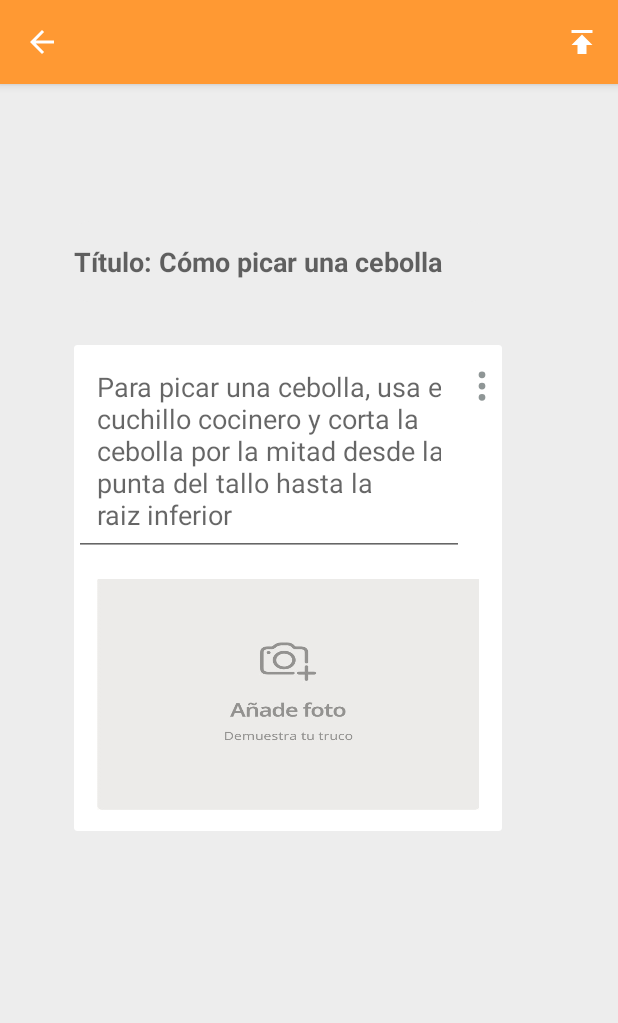
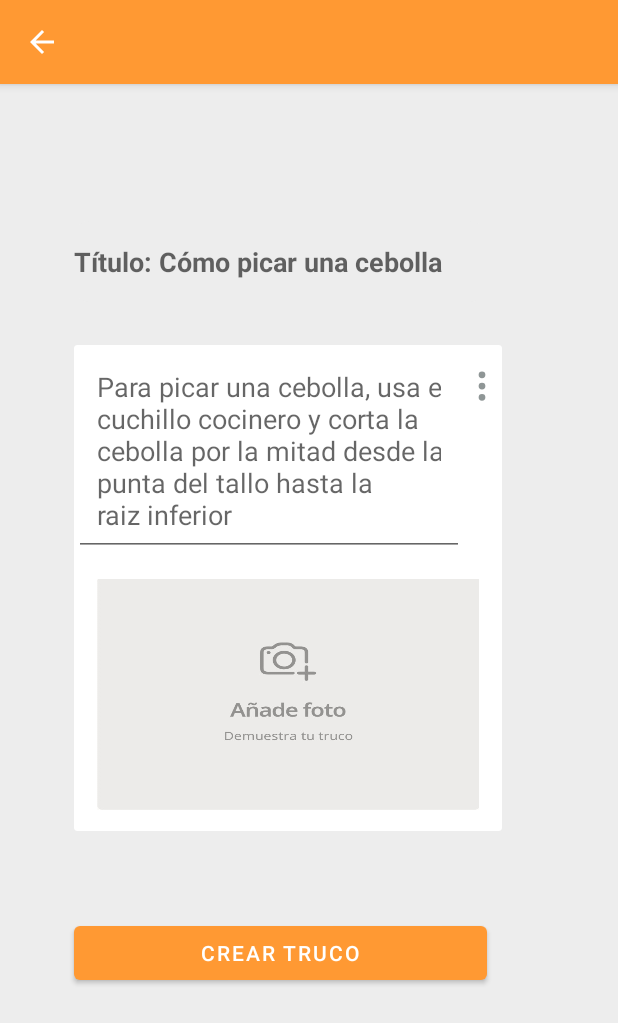
Before and after one commit to 2021-a-moviles-computacion/mov_proyecto2b_erazo_hidalgo, an Android app: the CrearTruco screen opened directly, with no data from a screen before it, on a phone screen of 412 x 824 dp. Shown: the top 1023 px of the screen. Run offline under Robolectric (Android 15) with nearby library versions, the phone set to English and light mode, and no system bars; our stand-ins replace Firebase (no records; nobody signed in at launch, a user with empty details on screens opened directly); libraries missing offline, so code that uses them is left out: com.theartofdev.edmodo; pictures from the network do not load.

Commit message:
boton crear truco

```diff
--- a/cookpad/app/src/main/java/com/ferrifrancis/cookpad/adapter/HomeRecyclerAdapter.kt
+++ b/cookpad/app/src/main/java/com/ferrifrancis/cookpad/adapter/HomeRecyclerAdapter.kt
@@ -86,12 +86,11 @@ class HomeRecyclerAdapter(
                 }
             }
                 //si todo es correcto se suma
+                    //y se muestra visualmente
                 .addOnSuccessListener {
                     contadorAplauso = contadorAplauso?.plus(1)
                     holder.chipAplauso.setText(contadorAplauso.toString())
                     holder.chipAplauso.setEnabled(false);
-                    //crear la coleccion
-                    //jalar el id del usuario
                     Log.i("transaccion", "Transaccion completada")
                 }
                 .addOnFailureListener { Log.i("transaccion", "Error") }
--- a/cookpad/app/src/main/res/layout/activity_crear_truco2.xml
+++ b/cookpad/app/src/main/res/layout/activity_crear_truco2.xml
@@ -54,11 +54,11 @@
                     android:id="@+id/et_descripcion_truco"
                     android:layout_width="260dp"
                     android:layout_height="wrap_content"
-                android:padding="15dp"
                     android:ems="10"
                     android:hint="@string/formulario_truco_descrp_truco"
                     android:inputType="textPersonName"
-                 />
+                    android:padding="15dp" />
+
                 <ImageView
                     android:id="@+id/img_three_dots_menu2_truco"
                     android:layout_width="wrap_content"
@@ -66,9 +66,9 @@
                     android:adjustViewBounds="true"
                     android:paddingTop="15dp"
                     android:scaleType="fitXY"
-                android:src="@drawable/ic_three_dots_vertical"
-                />
+                    android:src="@drawable/ic_three_dots_vertical" />
             </LinearLayout>
+
             <ImageView
                 android:id="@+id/img_truco"
                 android:layout_width="match_parent"
@@ -80,5 +80,21 @@
                 android:scaleType="fitXY"
                 android:src="@drawable/anade_foto_truco" />
         </LinearLayout>
+
+
     </androidx.cardview.widget.CardView>
+
+    <Button
+        android:id="@+id/btn_crear_truco"
+        android:layout_width="275dp"
+        android:layout_height="wrap_content"
+        android:layout_marginTop="51dp"
+        android:text="Crear truco"
+        app:layout_constraintBottom_toBottomOf="parent"
+        app:layout_constraintEnd_toEndOf="@+id/cardview_ingrediente"
+        app:layout_constraintHorizontal_bias="0.0"
+        app:layout_constraintStart_toStartOf="@+id/cardview_ingrediente"
+        app:layout_constraintTop_toBottomOf="@+id/cardview_ingrediente"
+        app:layout_constraintVertical_bias="0.035" />
+
 </androidx.constraintlayout.widget.ConstraintLayout>
```
Also changed, not shown: cookpad/app/src/main/java/com/ferrifrancis/cookpad/activities/CrearTruco.kt (+24 -9 lines), cookpad/app/src/main/java/com/ferrifrancis/cookpad/activities/RegistrarseActivity.kt (+5 -2 lines), cookpad/app/src/main/java/com/ferrifrancis/cookpad/activities/VerReceta.kt (+13 -0 lines). Lines whose indentation alone changed are shown as unchanged.
